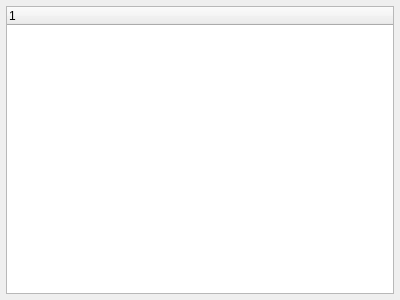
First picture: the form in src/ui/mavlink/QGCMAVLinkMessageSender.ui, repository mavlink/qgroundcontrol, before the edit.
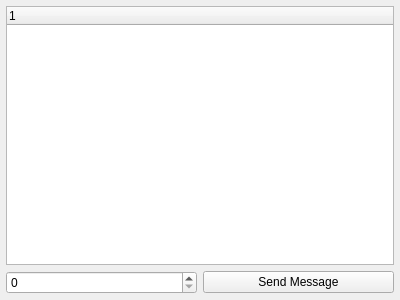
Second picture: the form after the edit.

Commit message: Introduced persistence in RGBDview, needs debugging, fixed a bug in param reading in the simulator, pushed message sender a bit forward, not working yet

The edit to the form file:
```diff
--- a/src/ui/mavlink/QGCMAVLinkMessageSender.ui
+++ b/src/ui/mavlink/QGCMAVLinkMessageSender.ui
@@ -26,6 +26,16 @@
      </column>
     </widget>
    </item>
+   <item row="1" column="0">
+    <widget class="QSpinBox" name="messageIdSpinBox"/>
+   </item>
+   <item row="1" column="1">
+    <widget class="QPushButton" name="sendButton">
+     <property name="text">
+      <string>Send Message</string>
+     </property>
+    </widget>
+   </item>
   </layout>
  </widget>
  <resources/>
```
The commit also changes 6 other files.
